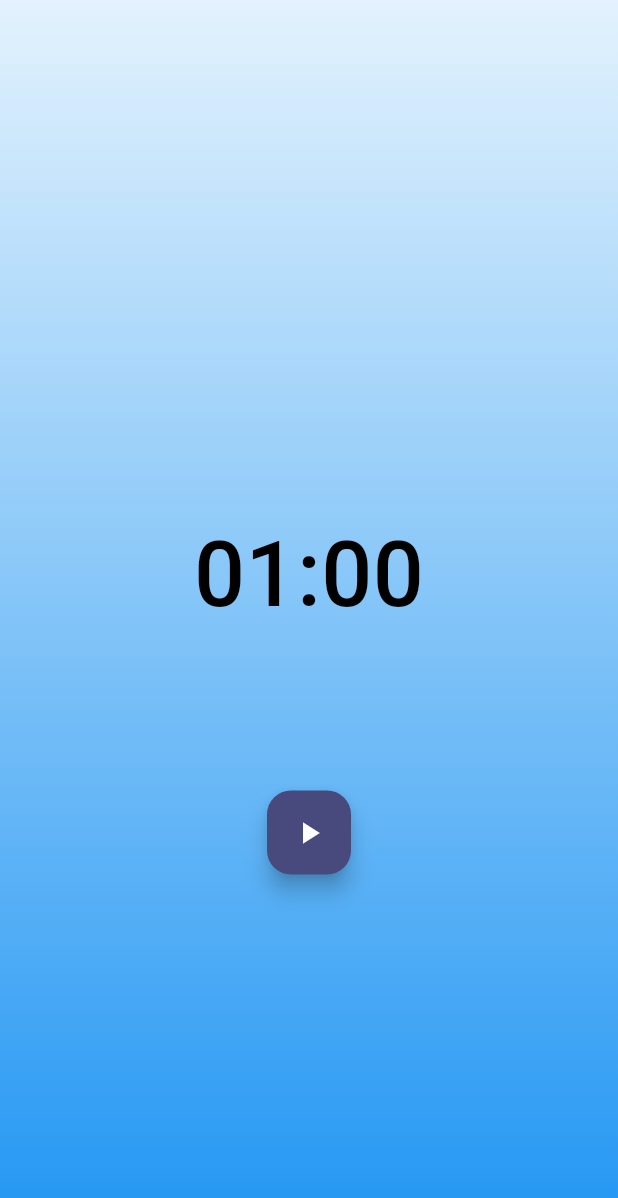
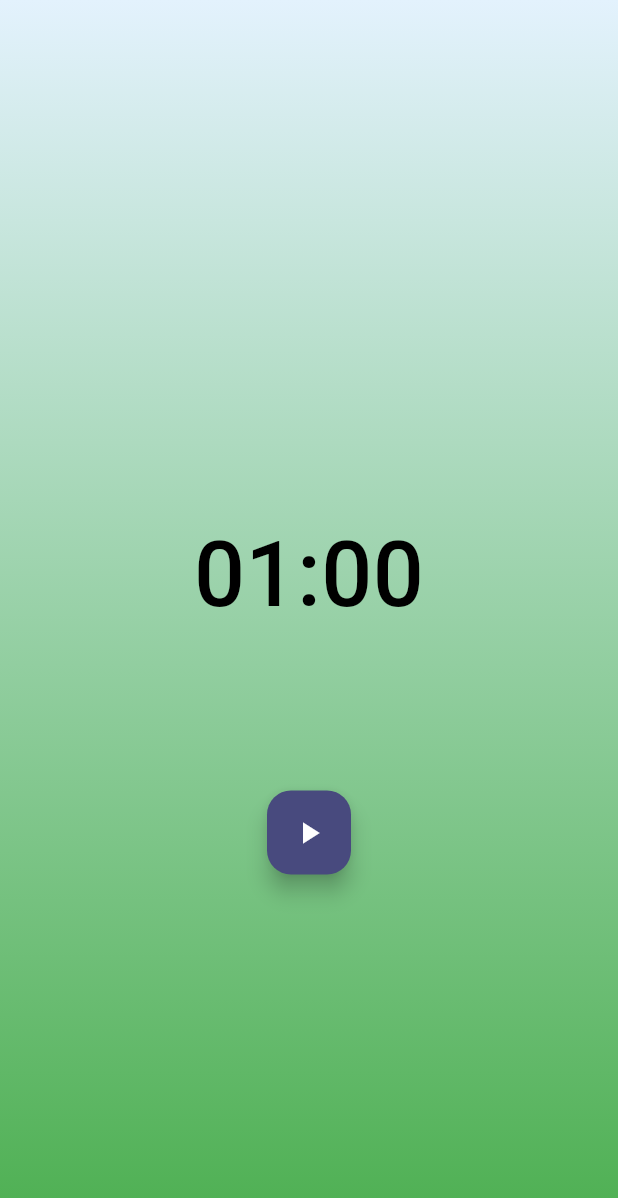
Before and after one commit to joshuapurbaa/timer-bloc, a Flutter app: the screen it shows after launch, on a phone screen of 412 x 824 dp. Shown: the top 1198 px of the screen. Run offline on Flutter 3.47's test engine with Material 3 defaults, Android fonts, the phone set to English and light mode, and no system bars; our stand-ins replace bloc, equatable, flutter_bloc.

Commit message:
change background color

```diff
--- a/lib/pages/widgets/background.dart
+++ b/lib/pages/widgets/background.dart
@@ -13,7 +13,7 @@ class Background extends StatelessWidget {
             end: Alignment.bottomCenter,
             colors: [
               Colors.blue.shade50,
-              Colors.blue.shade500,
+              Colors.green.shade500,
             ],
           ),
         ),
```
